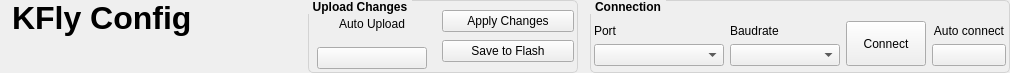
This is ui_connect.ui in korken89/kfly_gui as Qt 5 draws it before an edit. The edited form follows.
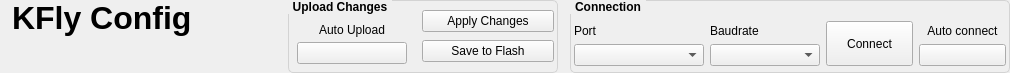
This is the edited form. Custom widgets are drawn as their Qt base class.

Diff of the .ui file:
```diff
--- a/ui_connect.ui
+++ b/ui_connect.ui
@@ -74,7 +74,7 @@
      </property>
      <property name="sizeHint" stdset="0">
       <size>
-       <width>43</width>
+       <width>38</width>
        <height>20</height>
       </size>
      </property>
@@ -85,13 +85,13 @@
      <property name="minimumSize">
       <size>
        <width>270</width>
-       <height>0</height>
+       <height>73</height>
       </size>
      </property>
      <property name="maximumSize">
       <size>
        <width>300</width>
-       <height>100</height>
+       <height>73</height>
       </size>
      </property>
      <property name="font">
@@ -135,7 +135,7 @@
       <item>
        <layout class="QVBoxLayout" name="verticalLayout_4">
         <property name="spacing">
-         <number>3</number>
+         <number>5</number>
         </property>
         <property name="rightMargin">
          <number>10</number>
@@ -152,12 +152,15 @@
            <string>Auto Upload</string>
           </property>
           <property name="alignment">
-           <set>Qt::AlignCenter</set>
+           <set>Qt::AlignBottom|Qt::AlignHCenter</set>
           </property>
          </widget>
         </item>
         <item>
          <layout class="QHBoxLayout" name="horizontalLayout_5">
+          <property name="bottomMargin">
+           <number>5</number>
+          </property>
           <item>
            <widget class="sliderbox" name="buttonAutoUpload">
             <property name="maximumSize">
@@ -203,14 +206,14 @@
     <widget class="QGroupBox" name="groupBox">
      <property name="minimumSize">
       <size>
-       <width>420</width>
-       <height>0</height>
-      </size>
-     </property>
-     <property name="maximumSize">
-      <size>
        <width>440</width>
-       <height>16777215</height>
+       <height>0</height>
+      </size>
+     </property>
+     <property name="maximumSize">
+      <size>
+       <width>470</width>
+       <height>73</height>
       </size>
      </property>
      <property name="font">
@@ -315,7 +318,7 @@
          <widget class="QPushButton" name="buttonConnect">
           <property name="minimumSize">
            <size>
-            <width>60</width>
+            <width>80</width>
             <height>45</height>
            </size>
           </property>
```
